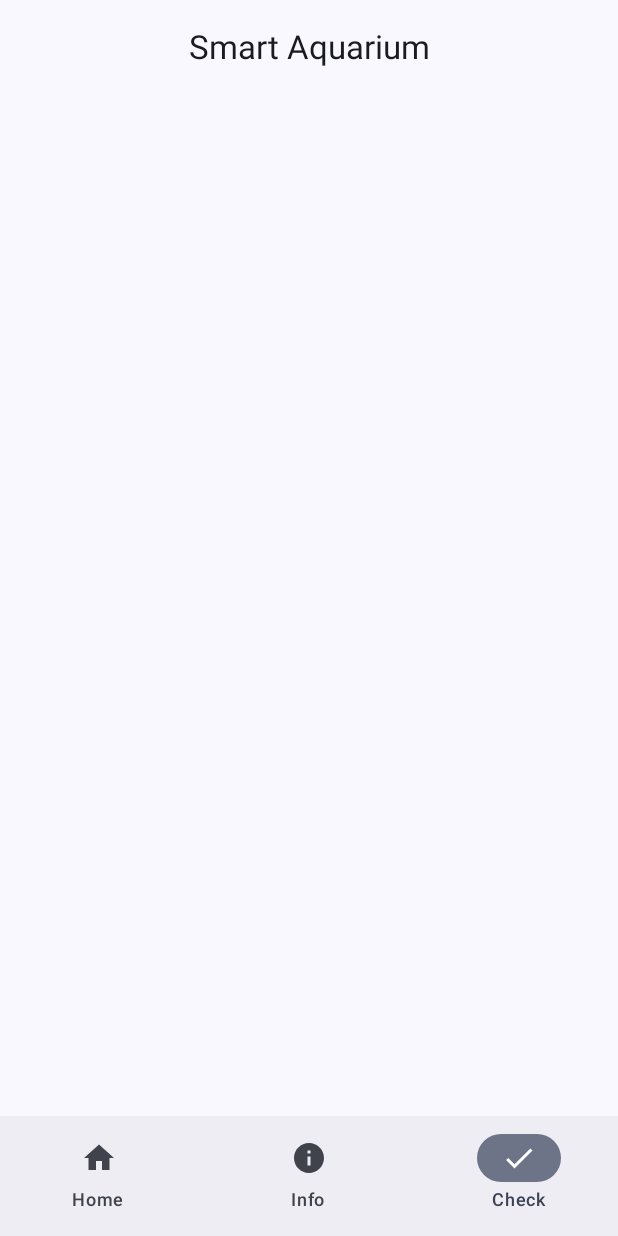
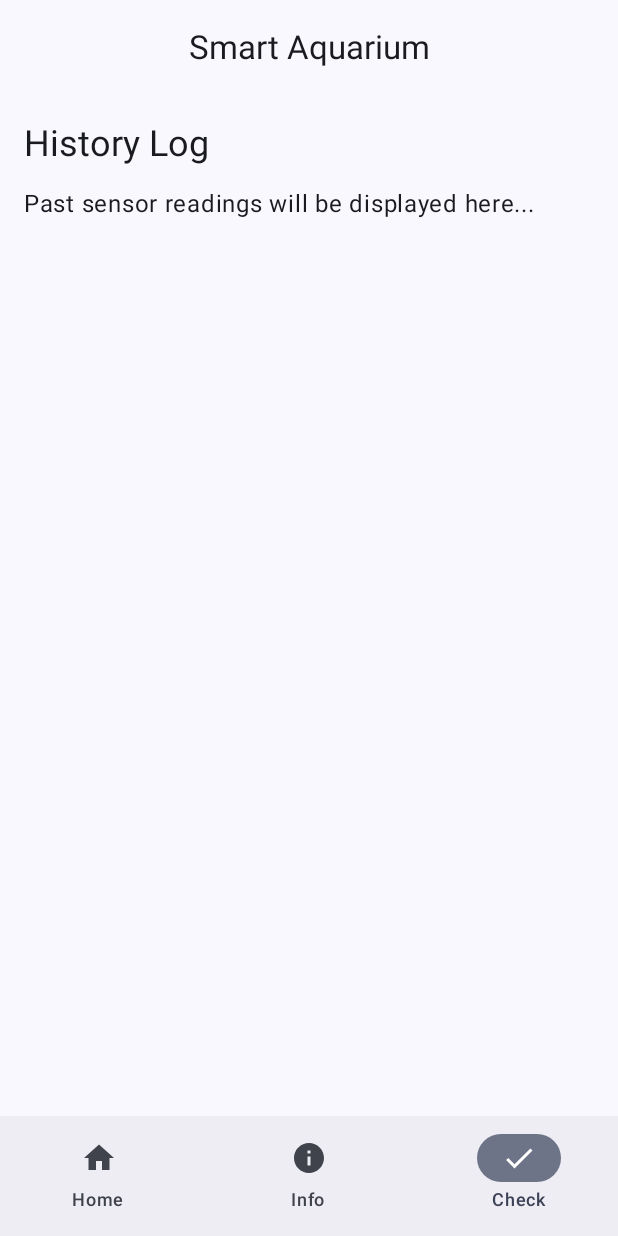
Before and after one commit to dltmai/Smart-Aquarium-Management-IoT-System, an Android app built with Jetpack Compose: the screen it shows after launch (MainActivity), item 3 of the bottom bar chosen, on a phone screen of 412 x 824 dp. Run offline under Robolectric (Android 15) with nearby library versions, the phone set to English and light mode, and no system bars.

Commit message:
fea: history log

```diff
--- a/app/src/main/java/com/tuyetmai/smartaquarium/MainActivity.kt
+++ b/app/src/main/java/com/tuyetmai/smartaquarium/MainActivity.kt
@@ -49,7 +49,7 @@ fun SmartAquariumApp() {
             when (selectedTab) {
                 0 -> SensorScreen()
                 1 -> AIRecommendScreen()
-
+                2 -> HistoryLogScreen()
             }
         }
     }
@@ -79,7 +79,6 @@ fun BottomNavigationBar(selectedTab: Int, onTabSelected: (Int) -> Unit) {
         )
     }
 }
-
 @Composable
 fun AIRecommendScreen() {
     var fishName by remember { mutableStateOf("") }
@@ -104,6 +103,20 @@ fun AIRecommendScreen() {
     }
 }
 
+@Composable
+fun HistoryLogScreen() {
+    Column(
+        modifier = Modifier
+            .fillMaxSize()
+            .padding(16.dp),
+        verticalArrangement = Arrangement.spacedBy(12.dp)
+    ) {
+        Text("History Log", style = MaterialTheme.typography.headlineSmall)
+        Text("Past sensor readings will be displayed here...")
+    }
+}
+
+
 
 
 @Composable
@@ -120,7 +133,6 @@ fun SensorScreen() {
         SensorCard(title = "TDS", value = "500 ppm")
     }
 }
-
 
 @Composable
 fun SensorCard(title: String, value: String) {
```
